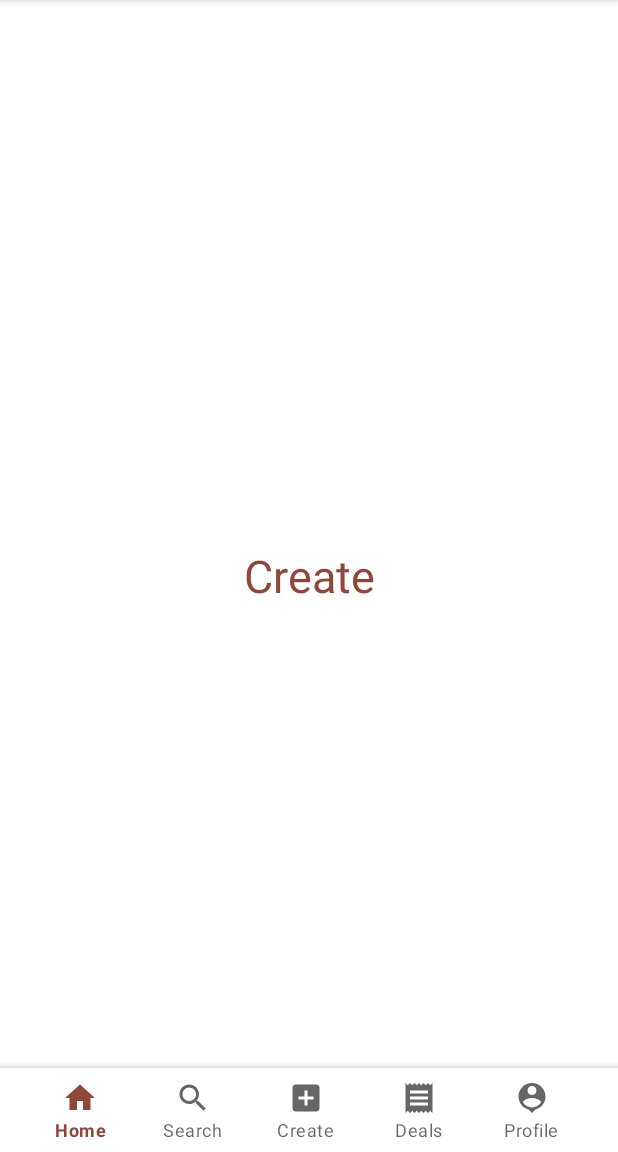
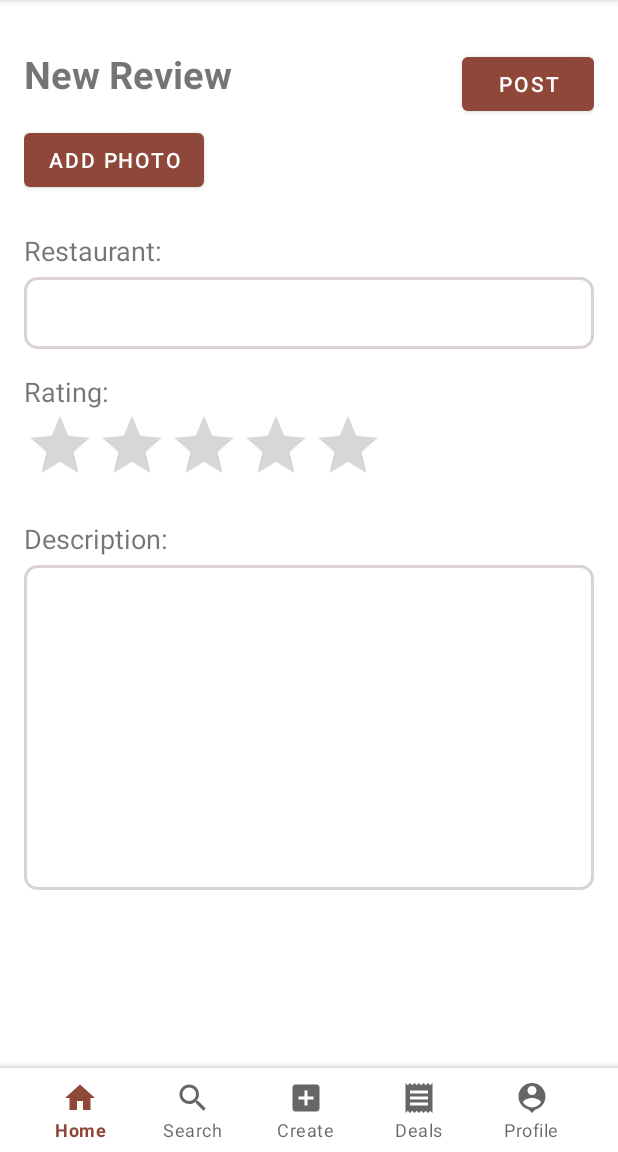
Before and after one commit to ThuHtetSan12/Android-Development-hunger-las-, an Android app: the fragment CreateFragment placed in its activity, on a phone screen of 412 x 824 dp, the part 84-1236 px from its top. Run offline under Robolectric (Android 15) with nearby library versions, the phone set to English and light mode, and no system bars.

Commit message:
create review layout & settings layout

```diff
--- /dev/null
+++ b/app/src/main/res/drawable/edit_text_background.xml
@@ -0,0 +1,6 @@
+<?xml version="1.0" encoding="utf-8"?>
+<shape xmlns:android="http://schemas.android.com/apk/res/android">
+    <solid android:color="@color/white" />
+    <corners android:radius="8dp"/>
+    <stroke android:color="@color/grey" android:width="2dp"/>
+</shape>
--- a/app/src/main/res/layout/fragment_create.xml
+++ b/app/src/main/res/layout/fragment_create.xml
@@ -1,17 +1,136 @@
 <?xml version="1.0" encoding="utf-8"?>
-<FrameLayout xmlns:android="http://schemas.android.com/apk/res/android"
-    xmlns:tools="http://schemas.android.com/tools"
+<RelativeLayout xmlns:android="http://schemas.android.com/apk/res/android"
     android:layout_width="match_parent"
     android:layout_height="match_parent"
-    tools:context=".CreateFragment">
+    android:padding="16dp">
 
-    <!-- TODO: Update blank fragment layout -->
+    <!-- Header: New Review -->
     <TextView
+        android:id="@+id/txtHeader"
+        android:layout_width="wrap_content"
+        android:layout_height="wrap_content"
+        android:text="New Review"
+        android:textSize="25sp"
+        android:textStyle="bold"
+        android:layout_alignParentTop="true"
+        android:layout_alignParentStart="true"
+        android:layout_marginEnd="16dp"
+        android:layout_marginTop="16dp"/>
+
+    <!-- Post Button -->
+    <Button
+        android:id="@+id/btnPost"
+        android:layout_width="wrap_content"
+        android:layout_height="wrap_content"
+        android:text="Post"
+        android:layout_alignParentTop="true"
+        android:layout_alignParentEnd="true"
+        android:layout_marginStart="16dp"
+        android:layout_marginTop="16dp"/>
+
+    <!-- Image Upload Section -->
+    <LinearLayout
+        android:id="@+id/layoutImageUpload"
         android:layout_width="match_parent"
-        android:layout_height="match_parent"
-        android:text="Create"
-        android:gravity="center"
-        android:textSize="30sp"
-        android:textColor="@color/chestnut"/>
+        android:layout_height="wrap_content"
+        android:orientation="vertical"
+        android:layout_below="@id/txtHeader"
+        android:layout_marginTop="16dp">
 
-</FrameLayout>
+        <!-- Add Photo Button -->
+        <Button
+            android:id="@+id/btnAddPhoto"
+            android:layout_width="wrap_content"
+            android:layout_height="wrap_content"
+            android:text="Add Photo"
+            android:layout_gravity="start"
+            android:layout_marginBottom="8dp"/>
+
+        <!-- Image Previews -->
+        <LinearLayout
+            android:id="@+id/layoutImagePreviews"
+            android:layout_width="match_parent"
+            android:layout_height="wrap_content"
+            android:orientation="horizontal"/>
+
+    </LinearLayout>
+
+    <!-- Restaurant Name Input -->
+    <LinearLayout
+        android:id="@+id/restaurantNameLayout"
+        android:layout_width="match_parent"
+        android:layout_height="wrap_content"
+        android:orientation="vertical"
+        android:layout_below="@id/layoutImageUpload"
+        android:layout_marginTop="16dp">
+
+        <TextView
+            android:layout_width="wrap_content"
+            android:layout_height="wrap_content"
+            android:text="Restaurant:"
+            android:textSize="18sp"/>
+
+        <EditText
+            android:id="@+id/txtRestaurantInput"
+            android:layout_width="match_parent"
+            android:layout_height="48dp"
+            android:layout_below="@id/layoutImageUpload"
+            android:layout_marginTop="5dp"
+            android:minLines="1"
+            android:inputType="text"
+            android:background="@drawable/edit_text_background"/>
+
+    </LinearLayout>
+
+    <!-- Rating Bar -->
+    <LinearLayout
+        android:id="@+id/ratingBarLayout"
+        android:layout_width="match_parent"
+        android:layout_height="wrap_content"
+        android:orientation="vertical"
+        android:layout_below="@id/restaurantNameLayout"
+        android:layout_marginTop="16dp">
+
+        <TextView
+            android:layout_width="wrap_content"
+            android:layout_height="wrap_content"
+            android:text="Rating:"
+            android:textSize="18sp"/>
+
+        <RatingBar
+            android:id="@+id/ratingBar"
+            android:layout_width="wrap_content"
+            android:layout_height="wrap_content"
+            android:numStars="5"
+            android:stepSize="1"
+            android:rating="0"/>
+
+    </LinearLayout>
+
+    <!-- Description Input -->
+    <LinearLayout
+        android:layout_width="match_parent"
+        android:layout_height="wrap_content"
+        android:orientation="vertical"
+        android:layout_below="@id/ratingBarLayout"
+        android:layout_marginTop="16dp">
+
+        <TextView
+            android:layout_width="wrap_content"
+            android:layout_height="wrap_content"
+            android:text="Description:"
+            android:textSize="18sp"/>
+
+        <EditText
+            android:id="@+id/txtDescriptionInput"
+            android:layout_width="match_parent"
+            android:layout_height="wrap_content"
+            android:layout_below="@id/ratingBar"
+            android:layout_marginTop="5dp"
+            android:minLines="10"
+            android:inputType="textMultiLine"
+            android:background="@drawable/edit_text_background"/>
+
+    </LinearLayout>
+
+</RelativeLayout>
--- a/app/src/main/res/values/colors.xml
+++ b/app/src/main/res/values/colors.xml
@@ -9,4 +9,5 @@
     <color name="white">#FFFFFFFF</color>
     <color name="chestnut">#8E4739</color>
     <color name="light_grey">#F5F5F5</color>
+    <color name="grey">#DBD2D2</color>
 </resources>
```
Also changed, not shown: app/src/main/res/layout/fragment_settings.xml (added, +228 -0 lines).
